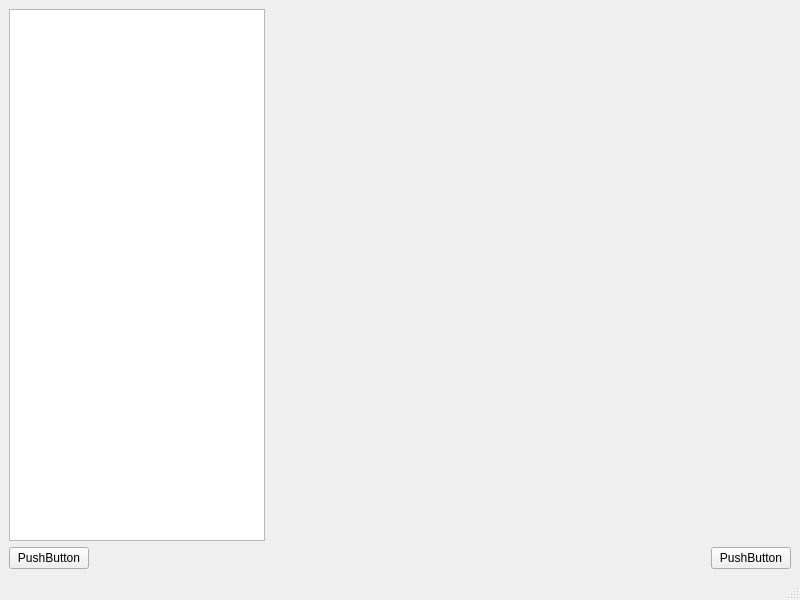
Before: the Qt Designer form worksheet6/WS6/mainwindow.ui in JPC0405/2024_20539018, drawn with Qt 5.
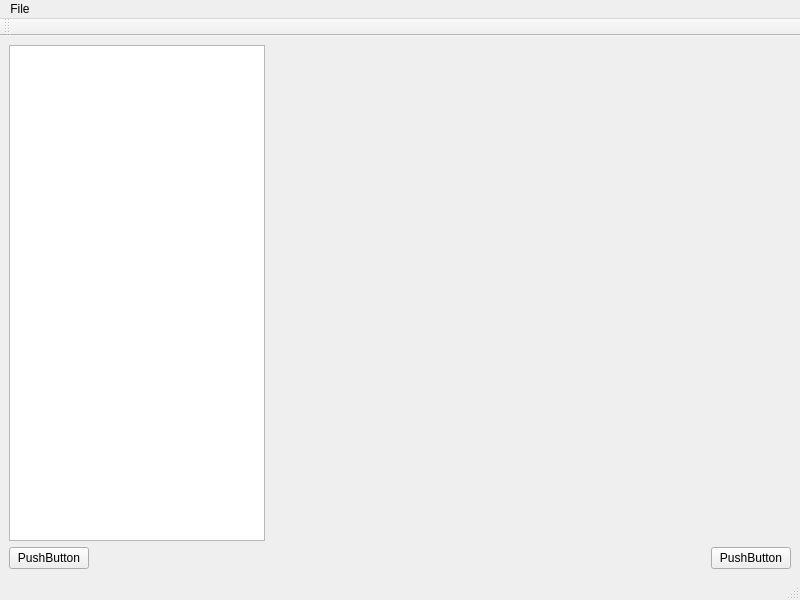
After: the same form once the commit is applied.

The edit to the form file:
```diff
--- a/worksheet6/WS6/mainwindow.ui
+++ b/worksheet6/WS6/mainwindow.ui
@@ -81,8 +81,34 @@
      <height>17</height>
     </rect>
    </property>
+   <widget class="QMenu" name="menuFile">
+    <property name="title">
+     <string>File</string>
+    </property>
+    <addaction name="actionOpen_File"/>
+   </widget>
+   <addaction name="menuFile"/>
   </widget>
   <widget class="QStatusBar" name="statusbar"/>
+  <widget class="QToolBar" name="toolBar">
+   <property name="windowTitle">
+    <string>toolBar</string>
+   </property>
+   <attribute name="toolBarArea">
+    <enum>TopToolBarArea</enum>
+   </attribute>
+   <attribute name="toolBarBreak">
+    <bool>false</bool>
+   </attribute>
+  </widget>
+  <action name="actionOpen_File">
+   <property name="text">
+    <string>Open file</string>
+   </property>
+   <property name="menuRole">
+    <enum>QAction::MenuRole::NoRole</enum>
+   </property>
+  </action>
  </widget>
  <resources/>
  <connections/>
```
